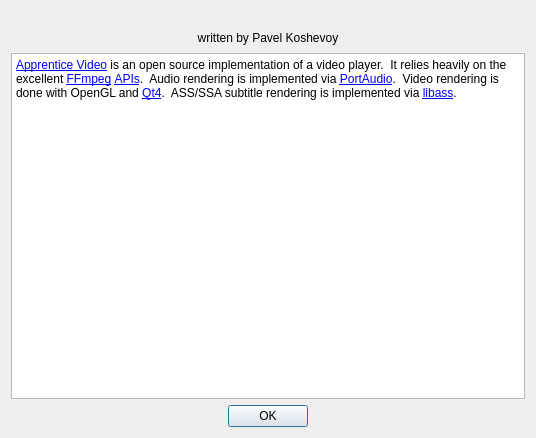
First picture: the form in apprenticevideo/yaeAbout.ui, repository pkoshevoy/aeyae, before the edit.
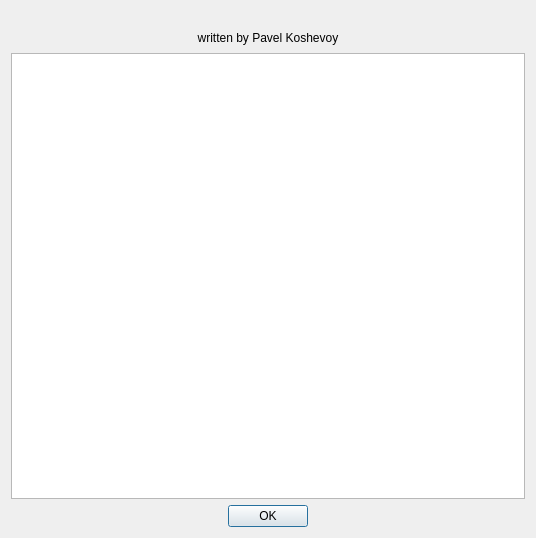
Second picture: the form after the edit. Icons and pictures are not drawn.

Commit message: Update the About dialog, add simple instructions summarizing player features.

```diff
--- a/apprenticevideo/yaeAbout.ui
+++ b/apprenticevideo/yaeAbout.ui
@@ -7,7 +7,7 @@
     <x>0</x>
     <y>0</y>
     <width>536</width>
-    <height>438</height>
+    <height>538</height>
    </rect>
   </property>
   <property name="windowTitle">
@@ -88,13 +88,6 @@
    </item>
    <item>
     <widget class="QTextBrowser" name="textBrowser">
-     <property name="html">
-      <string>&lt;!DOCTYPE HTML PUBLIC &quot;-//W3C//DTD HTML 4.0//EN&quot; &quot;http://www.w3.org/TR/REC-html40/strict.dtd&quot;&gt;
-&lt;html&gt;&lt;head&gt;&lt;meta name=&quot;qrichtext&quot; content=&quot;1&quot; /&gt;&lt;style type=&quot;text/css&quot;&gt;
-p, li { white-space: pre-wrap; }
-&lt;/style&gt;&lt;/head&gt;&lt;body&gt;
-&lt;p style=&quot; margin-top:0px; margin-bottom:0px; margin-left:0px; margin-right:0px; -qt-block-indent:0; text-indent:0px;&quot;&gt;&lt;a href=&quot;https://sourceforge.net/projects/apprenticevideo/&quot;&gt;&lt;span style=&quot; text-decoration: underline; color:#0000ff;&quot;&gt;Apprentice Video&lt;/span&gt;&lt;/a&gt;&lt;span &gt; is an open source implementation of a video player.  It relies heavily on the excellent &lt;/span&gt;&lt;a href=&quot;http://www.ffmpeg.org&quot;&gt;&lt;span style=&quot; text-decoration: underline; color:#0000ff;&quot;&gt;FFmpeg&lt;/span&gt;&lt;/a&gt; &lt;a href=&quot;http://www.ffmpeg.org/doxygen/trunk/classes.html&quot;&gt;&lt;span style=&quot; text-decoration: underline; color:#0000ff;&quot;&gt;APIs&lt;/span&gt;&lt;/a&gt;.  Audio rendering is implemented via &lt;a href=&quot;http://www.portaudio.com/&quot;&gt;&lt;span style=&quot; text-decoration: underline; color:#0000ff;&quot;&gt;PortAudio&lt;/span&gt;&lt;/a&gt;.  Video rendering is done with OpenGL and &lt;a href=&quot;http://qt.nokia.com&quot;&gt;&lt;span style=&quot; text-decoration: underline; color:#0000ff;&quot;&gt;Qt4&lt;/span&gt;&lt;/a&gt;.  ASS/SSA subtitle rendering is implemented via &lt;a href=&quot;http://code.google.com/p/libass/&quot;&gt;&lt;span style=&quot; text-decoration: underline; color:#0000ff;&quot;&gt;libass&lt;/span&gt;&lt;/a&gt;.&lt;/p&gt;&lt;/body&gt;&lt;/html&gt;</string>
-     </property>
      <property name="openExternalLinks">
       <bool>true</bool>
      </property>
```
The commit also changes 3 other files.
